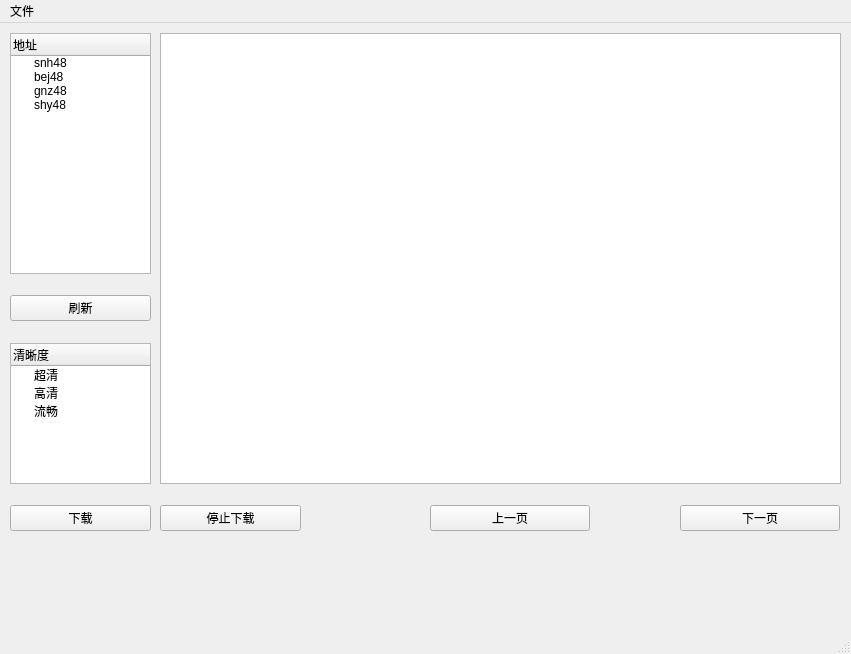
Above: main.ui from duan602728596/48HistoryVideoDownload before the change. Below: the same form after it.
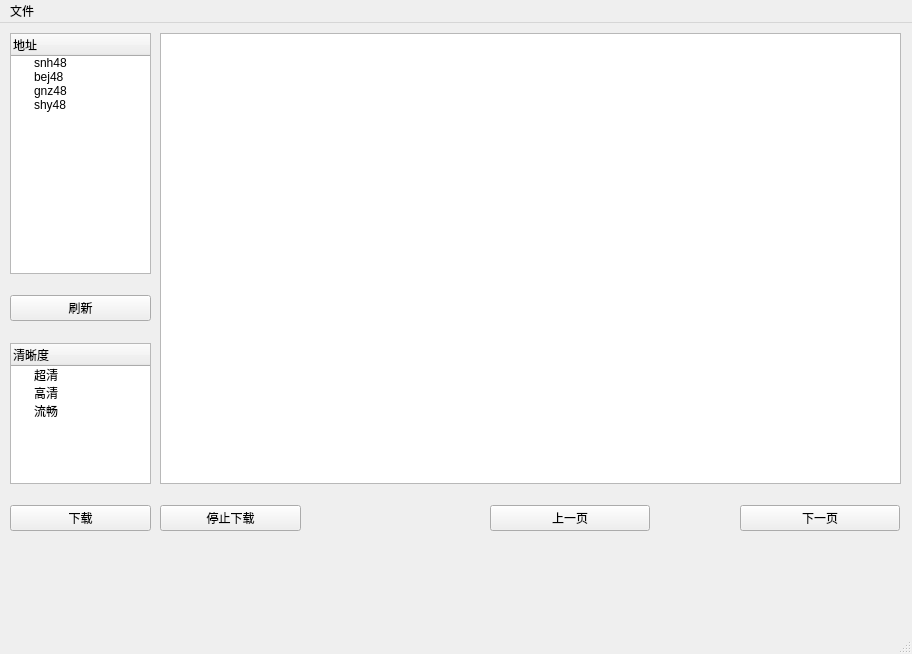
That is the form after the change. Icons and pictures are not drawn.

Commit message: 修改ui

Patch:
```diff
--- a/main.ui
+++ b/main.ui
@@ -6,7 +6,7 @@
    <rect>
     <x>0</x>
     <y>0</y>
-    <width>851</width>
+    <width>912</width>
     <height>654</height>
    </rect>
   </property>
@@ -95,7 +95,7 @@
      <rect>
       <x>160</x>
       <y>10</y>
-      <width>681</width>
+      <width>741</width>
       <height>451</height>
      </rect>
     </property>
@@ -108,7 +108,7 @@
    <widget class="QWidget" name="verticalLayoutWidget_4">
     <property name="geometry">
      <rect>
-      <x>680</x>
+      <x>740</x>
       <y>470</y>
       <width>160</width>
       <height>51</height>
@@ -133,7 +133,7 @@
    <widget class="QWidget" name="verticalLayoutWidget_5">
     <property name="geometry">
      <rect>
-      <x>430</x>
+      <x>490</x>
       <y>470</y>
       <width>160</width>
       <height>51</height>
@@ -221,7 +221,7 @@
      <rect>
       <x>10</x>
       <y>530</y>
-      <width>831</width>
+      <width>891</width>
       <height>61</height>
      </rect>
     </property>
@@ -238,7 +238,7 @@
    <widget class="QWidget" name="verticalLayoutWidget_9">
     <property name="geometry">
      <rect>
-      <x>600</x>
+      <x>660</x>
       <y>470</y>
       <width>71</width>
       <height>51</height>
@@ -285,7 +285,7 @@
     <rect>
      <x>0</x>
      <y>0</y>
-     <width>851</width>
+     <width>912</width>
      <height>26</height>
     </rect>
    </property>
```
Left out of the diff: 4 changed lines with no effect on the pictures.
